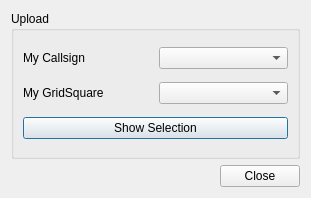
The window that ui/ClublogDialog.ui (k5mcd/QLog) describes before a commit, drawn with Qt 5.
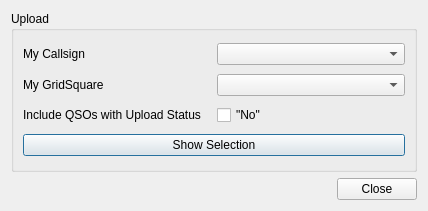
The same window after the commit.

Commit message: Fixing #176 - Posibility to upload QSO with Sent Status N, I and upload status N

Patch:
```diff
--- a/ui/ClublogDialog.ui
+++ b/ui/ClublogDialog.ui
@@ -6,8 +6,8 @@
    <rect>
     <x>0</x>
     <y>0</y>
-    <width>311</width>
-    <height>198</height>
+    <width>428</width>
+    <height>211</height>
    </rect>
   </property>
   <property name="windowTitle">
@@ -20,13 +20,6 @@
       <string>Upload</string>
      </property>
      <layout class="QGridLayout" name="gridLayout">
-      <item row="0" column="0">
-       <widget class="QLabel" name="myCallsignLabel">
-        <property name="text">
-         <string>My Callsign</string>
-        </property>
-       </widget>
-      </item>
       <item row="1" column="0">
        <widget class="QLabel" name="myGridLabel">
         <property name="text">
@@ -34,19 +27,47 @@
         </property>
        </widget>
       </item>
-      <item row="2" column="0" colspan="2">
-       <widget class="QPushButton" name="showButton">
-        <property name="text">
-         <string>Show Selection</string>
-        </property>
-       </widget>
-      </item>
       <item row="0" column="1">
        <widget class="QComboBox" name="myCallsignCombo"/>
       </item>
+      <item row="0" column="0">
+       <widget class="QLabel" name="myCallsignLabel">
+        <property name="text">
+         <string>My Callsign</string>
+        </property>
+       </widget>
+      </item>
+      <item row="3" column="0" colspan="2">
+       <widget class="QPushButton" name="showButton">
+        <property name="text">
+         <string>Show Selection</string>
+        </property>
+       </widget>
+      </item>
       <item row="1" column="1">
        <widget class="QComboBox" name="myGridCombo"/>
       </item>
+      <item row="2" column="0">
+       <widget class="QLabel" name="addlUploadStatusLabel">
+        <property name="text">
+         <string>Include QSOs with Upload Status</string>
+        </property>
+       </widget>
+      </item>
+      <item row="2" column="1">
+       <layout class="QHBoxLayout" name="horizontalLayout">
+        <item>
+         <widget class="QCheckBox" name="addlUploadStatusN">
+          <property name="toolTip">
+           <string>Under normal circumstances this status means &lt;b&gt;&quot;do not upload&quot;&lt;/b&gt;.&lt;br/&gt;However, it may sometimes be wanted to ignore this setting when uploading a QSL.</string>
+          </property>
+          <property name="text">
+           <string>&quot;No&quot;</string>
+          </property>
+         </widget>
+        </item>
+       </layout>
+      </item>
      </layout>
     </widget>
    </item>
```
The commit also changes 10 other files.
